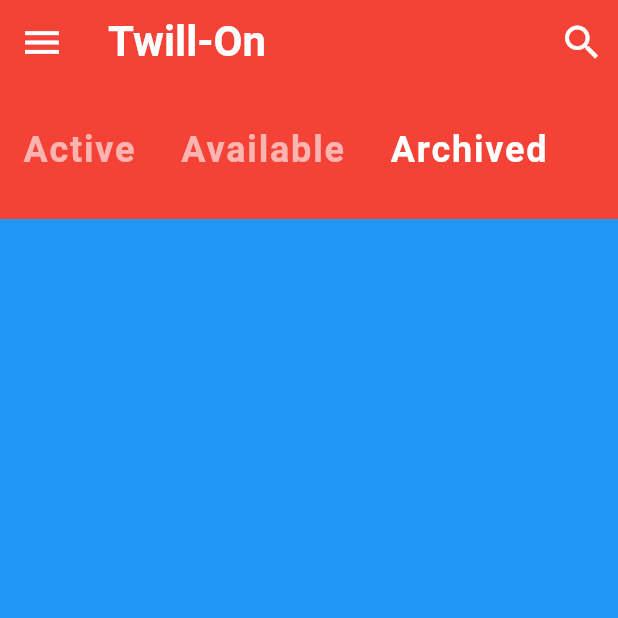
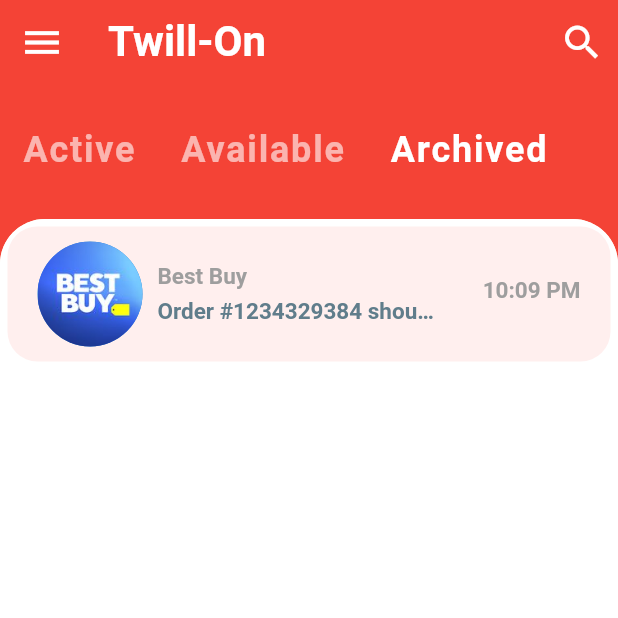
Before and after one commit to JenniferMah/Twill-On, a Flutter app: the screen it shows after launch, after a tap on "Archived", on a phone screen of 412 x 824 dp, the top half of it. Run offline on Flutter 3.47's test engine with Material 2 defaults, Android fonts, the phone set to English and light mode, and no system bars.

Commit message:
add archived conversations

```diff
--- a/twill_on/lib/models/message_model.dart
+++ b/twill_on/lib/models/message_model.dart
@@ -31,12 +31,21 @@ final User nike = User(id: 4, name: 'Nike', imageUrl: 'assets/images/nike.jpg');
 List<Message> currentChats = [
   Message(
     sender: tmobile,
-    time: '2:09 PM',
+    time: '2:06 PM',
     text: 'I want to activate my new phone',
     unread: true,
   )
 ];
 
+//EXAMPLE ARCHIVED MESSAGES
+List<Message> archivedChats = [
+  Message(
+    sender: bestBuy,
+    time: '10:09 PM',
+    text: 'Order #1234329384 should arrive by Thursday',
+    unread: true,
+  )
+];
 // EXAMPLE MESSAGES IN CHAT SCREEN
 List<Message> messages = [
   Message(
--- a/twill_on/lib/screens/archived_screen.dart
+++ b/twill_on/lib/screens/archived_screen.dart
@@ -1,6 +1,6 @@
 import 'package:flutter/material.dart';
+import 'package:twill_on/widgets/archived_messages.dart';
 import 'package:twill_on/widgets/category_selector/archive_selector.dart';
-import 'package:twill_on/widgets/recent_chats.dart';
 
 class ArchivedScreen extends StatefulWidget {
   @override
@@ -11,7 +11,7 @@ class _ArchivedScreenState extends State<ArchivedScreen> {
   @override
   Widget build(BuildContext context) {
     return Scaffold(
-      backgroundColor: Colors.blue, //makes background blue
+      backgroundColor: Colors.red,
       appBar: AppBar(
         leading: IconButton(
           icon: Icon(Icons.menu),
@@ -53,8 +53,7 @@ class _ArchivedScreenState extends State<ArchivedScreen> {
               ),
               child: Column(
                 children: <Widget>[
-                  //recent chats widget //can i push onto this
-                  // RecentChats(),
+                  ArchivedChats(),
                 ],
               ),
             ),
--- /dev/null
+++ b/twill_on/lib/widgets/archived_messages.dart
@@ -0,0 +1,110 @@
+import 'package:flutter/material.dart';
+import 'package:twill_on/models/message_model.dart';
+import 'package:twill_on/screens/chat_screen.dart';
+
+class ArchivedChats extends StatelessWidget {
+  @override
+  Widget build(BuildContext context) {
+    return Expanded(
+      child: Container(
+        decoration: BoxDecoration(
+          color: Colors.white,
+          borderRadius: BorderRadius.only(
+            topLeft: Radius.circular(30.0),
+            topRight: Radius.circular(30.0),
+          ),
+        ),
+        child: ClipRRect(
+          borderRadius: BorderRadius.only(
+            topLeft: Radius.circular(30.0),
+            topRight: Radius.circular(30.0),
+          ),
+          child: ListView.builder(
+            itemCount: currentChats.length,
+            itemBuilder: (BuildContext context, int index) {
+              final Message chat = archivedChats[index];
+              return GestureDetector(
+                onTap: () => Navigator.push(
+                  context,
+                  MaterialPageRoute(
+                    builder: (_) => ChatScreen(
+                      user: chat.sender,
+                    ),
+                  ),
+                ),
+                child: Container(
+                  margin: EdgeInsets.only(
+                      top: 5.0, bottom: 5.0, right: 5.0, left: 5.0),
+                  padding:
+                      EdgeInsets.symmetric(horizontal: 20.0, vertical: 10.0),
+                  decoration: BoxDecoration(
+                    color: chat.unread ? Color(0xFFFFEFEE) : Colors.white,
+                    borderRadius: BorderRadius.only(
+                      topRight: Radius.circular(20.0),
+                      bottomRight: Radius.circular(20.0),
+                      topLeft: Radius.circular(20.0),
+                      bottomLeft: Radius.circular(20.0),
+                    ),
+                  ),
+                  child: Row(
+                    mainAxisAlignment: MainAxisAlignment.spaceBetween,
+                    children: <Widget>[
+                      Row(
+                        children: <Widget>[
+                          CircleAvatar(
+                            radius: 35.0,
+                            backgroundImage: AssetImage(chat.sender.imageUrl),
+                          ),
+                          SizedBox(width: 10.0),
+                          Column(
+                            crossAxisAlignment: CrossAxisAlignment.start,
+                            children: <Widget>[
+                              Text(
+                                chat.sender.name,
+                                style: TextStyle(
+                                  color: Colors.grey,
+                                  fontSize: 15.0,
+                                  fontWeight: FontWeight.bold,
+                                ),
+                              ),
+                              SizedBox(height: 5.0),
+                              Container(
+                                width: MediaQuery.of(context).size.width * 0.45,
+                                child: Text(
+                                  chat.text,
+                                  style: TextStyle(
+                                    color: Colors.blueGrey,
+                                    fontSize: 15.0,
+                                    fontWeight: FontWeight.w600,
+                                  ),
+                                  overflow: TextOverflow.ellipsis,
+                                ),
+                              ),
+                            ],
+                          ),
+                        ],
+                      ),
+                      Column(
+                        children: <Widget>[
+                          Text(
+                            chat.time,
+                            style: TextStyle(
+                              color: Colors.grey,
+                              fontSize: 15.0,
+                              fontWeight: FontWeight.bold,
+                            ),
+                          ),
+                          SizedBox(height: 5.0),
+                        ],
+                      ),
+                    ],
+                  ),
+                ),
+              );
+            },
+          ),
+        ),
+      ),
+    );
+  }
+}
```
Also changed, not shown: twill_on/lib/models/archived_messages.dart (deleted).
